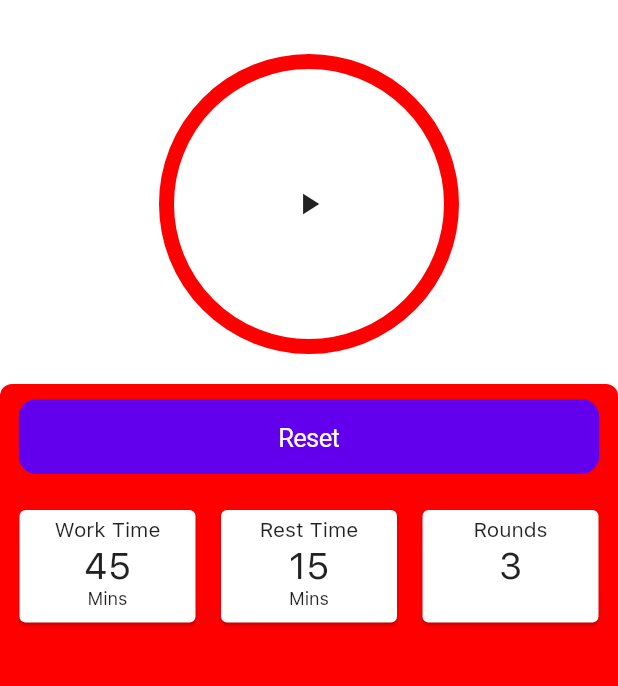
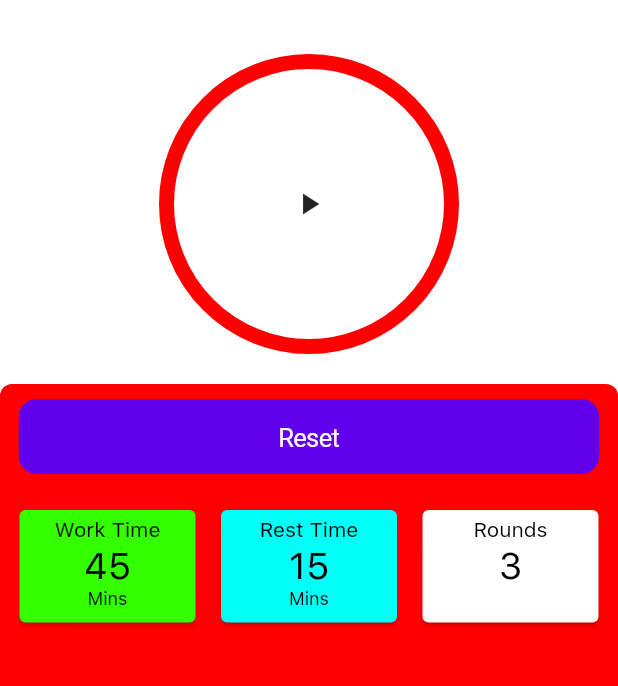
Before and after one commit to Chandram-Dutta/Promodoro, a Flutter app: the screen it shows after launch, on a phone screen of 412 x 824 dp, the part 60-746 px from its top. Run offline on Flutter 3.47's test engine with Material 2 defaults, Android fonts, the phone set to English and light mode, and no system bars; drawn by our look-alikes of percent_indicator; our stand-ins replace flutter_riverpod, rive.

Commit message:
Major Update

```diff
--- a/lib/screens/home.dart
+++ b/lib/screens/home.dart
@@ -41,16 +41,36 @@ class Home extends ConsumerWidget {
                 children: [
                   SizedBox(
                     height: 10,
+                    width: MediaQuery.of(context).size.width,
                   ),
                   ref.watch(isPauseProvider)
                       ? PauseTimerSettings()
-                      : SizedBox(
-                          width: MediaQuery.of(context).size.width - 25,
-                          height: 200,
-                          child: Stack(children: [
-                            RiveAnimation.asset(
-                                "assets/rive/pomodoro_green.riv")
-                          ]),
+                      : ClipRRect(
+                          borderRadius: BorderRadius.circular(8),
+                          child: SizedBox(
+                            width: MediaQuery.of(context).size.width - 20,
+                            height: 200,
+                            child: Stack(
+                              children: [
+                                RiveAnimation.asset(
+                                    "assets/rive/pomodoro_green.riv",
+                                    fit: BoxFit.fill),
+                                Text(
+                                  "Work Time Remaining\n" +
+                                      ref
+                                          .watch(instWorkTimeProvider)
+                                          .toString() +
+                                      "\nMinutes",
+                                  textAlign: TextAlign.center,
+                                  style: TextStyle(
+                                    color: Colors.black,
+                                    fontSize: 18,
+                                  ),
+                                )
+                              ],
+                              alignment: AlignmentDirectional.center,
+                            ),
+                          ),
                         )
                 ],
               ),
@@ -91,16 +111,19 @@ class PauseTimerSettings extends ConsumerWidget {
               label: "Work Time",
               timeValue: ref.watch(initialWorkTimeProvider),
               timeUnits: "Mins",
+              cardColor: Color.fromRGBO(51, 255, 0, 1),
             ),
             DisplayCards(
               label: "Rest Time",
               timeValue: ref.watch(initialRestTimeProvider),
               timeUnits: "Mins",
+              cardColor: Color.fromRGBO(0, 255, 247, 1),
             ),
             DisplayCards(
               label: "Rounds",
               timeValue: ref.watch(initialRoundsProvider),
               timeUnits: "",
+              cardColor: Colors.white,
             ),
           ],
         )
@@ -109,34 +132,61 @@ class PauseTimerSettings extends ConsumerWidget {
   }
 }
 
-class DisplayCards extends StatelessWidget {
+class DisplayCards extends ConsumerStatefulWidget {
   const DisplayCards({
     @required this.label,
     @required this.timeValue,
     @required this.timeUnits,
+    @required this.cardColor,
     Key? key,
   }) : super(key: key);
 
   final String? label;
   final int? timeValue;
   final String? timeUnits;
+  final Color? cardColor;
 
+  @override
+  _DisplayCardsState createState() => _DisplayCardsState();
+}
+
+class _DisplayCardsState extends ConsumerState<DisplayCards> {
+  final textInputController = TextEditingController();
   @override
   Widget build(BuildContext context) {
     return Card(
+      color: widget.cardColor,
       child: InkWell(
         onTap: () => showDialog<String>(
           context: context,
           builder: (BuildContext context) => AlertDialog(
-            title: const Text('More Features To Come'),
-            content: const Text('Blah! Blah!'),
+            title: Text("Set " + widget.label.toString()),
+            content: TextField(
+              keyboardType: TextInputType.number,
+              controller: textInputController,
+              decoration: const InputDecoration(
+                border: OutlineInputBorder(),
+              ),
+            ),
             actions: <Widget>[
               TextButton(
                 onPressed: () => Navigator.pop(context, 'Cancel'),
                 child: const Text('Cancel'),
               ),
               TextButton(
-                onPressed: () => Navigator.pop(context, 'OK'),
+                onPressed: () {
+                  if (widget.label == "Work Time") {
+                    int value = int.parse(textInputController.text);
+                    ref.watch(initialWorkTimeProvider.state).state = value;
+                  } else if (widget.label == "Rest Time") {
+                    int value = int.parse(textInputController.text);
+                    ref.watch(initialRestTimeProvider.state).state = value;
+                  } else if (widget.label == "Rounds") {
+                    int value = int.parse(textInputController.text);
+                    ref.watch(initialRoundsProvider.state).state = value;
+                  }
+                  Navigator.pop(context, 'OK');
+                },
                 child: const Text('OK'),
               ),
             ],
@@ -150,18 +200,19 @@ class DisplayCards extends StatelessWidget {
               Padding(
                 padding: const EdgeInsets.only(top: 5),
                 child: Text(
-                  label.toString(),
+                  widget.label.toString(),
                   maxLines: 1,
                   overflow: TextOverflow.ellipsis,
+                  style: TextStyle(color: Colors.black),
                 ),
               ),
               Text(
-                timeValue.toString(),
-                style: TextStyle(fontSize: 25),
+                widget.timeValue.toString(),
+                style: TextStyle(fontSize: 25, color: Colors.black),
               ),
               Text(
-                timeUnits.toString(),
-                style: TextStyle(fontSize: 12),
+                widget.timeUnits.toString(),
+                style: TextStyle(fontSize: 12, color: Colors.black),
               )
             ],
           ),
```
